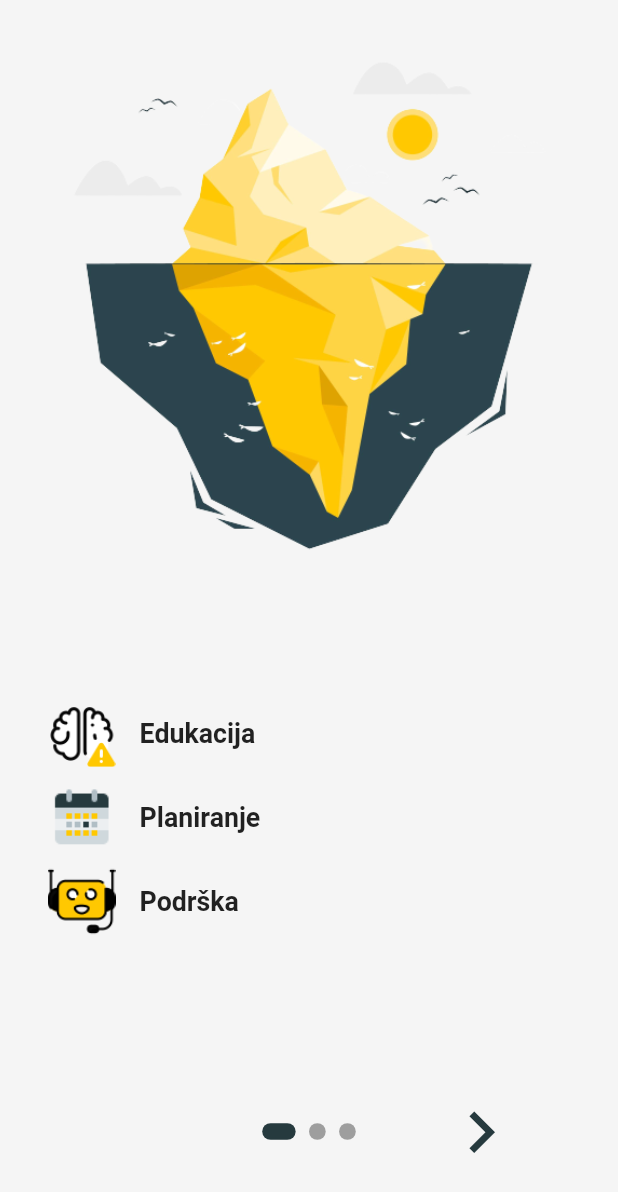
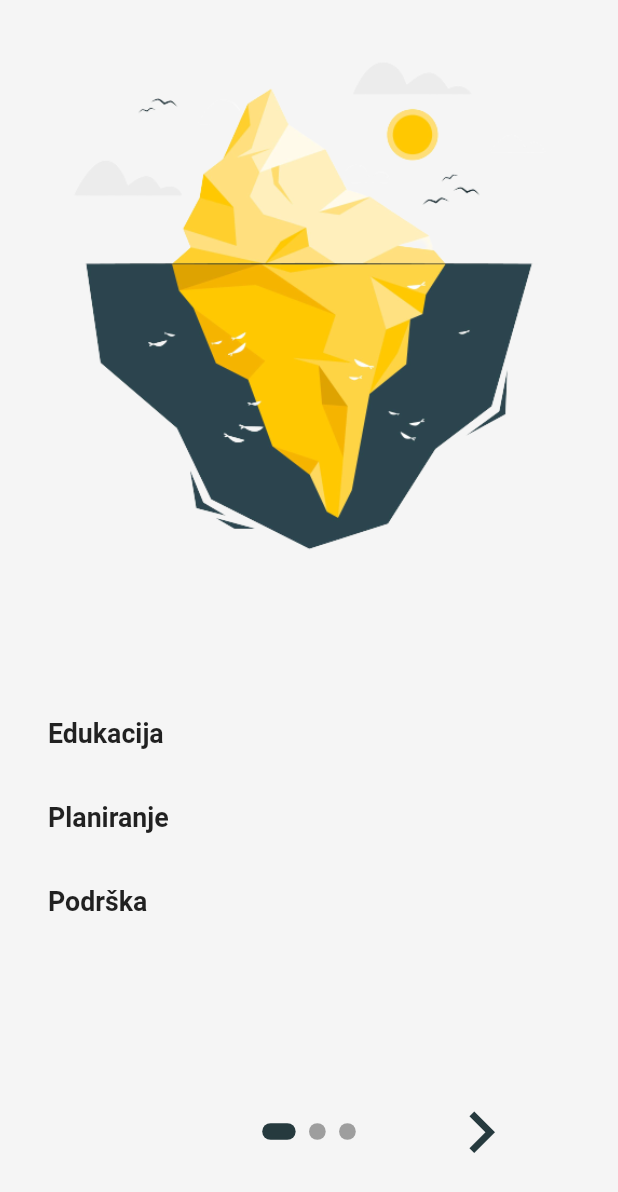
Before and after one commit to milan-kovac/communicator, a Flutter app: the screen it shows after launch, on a phone screen of 412 x 824 dp. Shown: the top 1192 px of the screen. Run offline on Flutter 3.47's test engine with Material 2 defaults, Android fonts, the phone set to English and light mode, and no system bars; drawn by our look-alikes of introduction_screen; our stand-ins replace cached_network_image, cloud_firestore, firebase_auth, firebase_core, firebase_storage, flutter_screenutil and 8 more; missing offline and left inert: flutter_event_calendar, flutter_sound; accounts and stored records are empty; Roboto replaces fonts that are missing (Ruda).

Commit message:
Update intro UI

```diff
--- a/lib/src/services/auth.service.dart
+++ b/lib/src/services/auth.service.dart
@@ -1,10 +1,11 @@
 import 'dart:developer';
 import 'package:communicator/src/models/user.dart';
-import 'package:communicator/src/pages/intro.page.dart';
 import 'package:communicator/src/services/user.service.dart';
 import 'package:communicator/src/utils/router.helper.dart';
 import 'package:firebase_auth/firebase_auth.dart';
 import 'package:flutter/material.dart';
+
+import '../pages/intro.page.dart';
 
 class AuthService {
   static Future<void> anonymousLogin(String email) async {
@@ -32,7 +33,7 @@ class AuthService {
   static Future<void> logOut(BuildContext context) async {
     try {
       await UserService.deleteLocalUser();
-      RouterHelper(context: context, where: const IntroPage()).goFadeAway();
+      RouterHelper(context: context, where:  const IntroPage()).goFadeAway();
     } catch (error) {
       log('logOut: $error');
     }
--- a/lib/src/widgets/intro/intro.email.input.dart
+++ b/lib/src/widgets/intro/intro.email.input.dart
@@ -22,7 +22,7 @@ class IntroEmailInput extends StatelessWidget {
         fillColor: AppColors.backgroundColor,
         border: const UnderlineInputBorder(),
         hintText: 'komunikator@gmail.com',
-        hintStyle: TextStyle(color: Colors.black, fontSize: 13.sp, fontStyle: FontStyle.italic, letterSpacing: 0.2),
+        hintStyle: TextStyle(color: Colors.black, fontSize: 13.sp, letterSpacing: 0.2),
         enabledBorder: OutlineInputBorder(
           borderSide: BorderSide(color: AppColors.darkGrean, width: 1.5.w),
         ),
--- a/lib/src/widgets/intro/intro.items.dart
+++ b/lib/src/widgets/intro/intro.items.dart
@@ -14,10 +14,6 @@ class IntroItems extends StatelessWidget {
         children: [
           for (var i = 0; i < items.length; i++)
             ListTile(
-              leading: Image.asset(
-                icons[i],
-                width: 35.w,
-              ),
               title: Text(
                 items[i],
                 style: TextStyle(fontSize: 16.sp, fontWeight: FontWeight.bold),
```
Also changed, not shown: assets/images/calendar.png (deleted), assets/images/education.png (deleted), assets/images/support.png (deleted).
